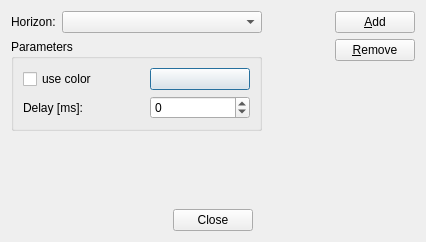
Before: the Qt Designer form Viewer3D/edithorizonsdialog.ui in fsoos74/su, drawn with Qt 5.
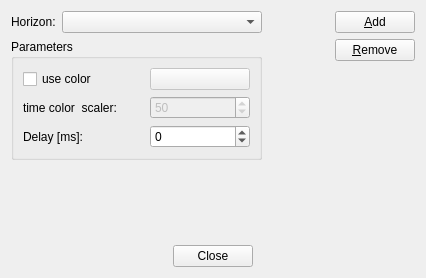
After: the same form once the commit is applied. Custom widgets are drawn as their Qt base class.

Commit message: - added variable time depending color for horizons

What changed in the file:
```diff
--- a/Viewer3D/edithorizonsdialog.ui
+++ b/Viewer3D/edithorizonsdialog.ui
@@ -7,7 +7,7 @@
     <x>0</x>
     <y>0</y>
     <width>426</width>
-    <height>242</height>
+    <height>278</height>
    </rect>
   </property>
   <property name="windowTitle">
@@ -66,6 +66,9 @@
           </item>
           <item row="0" column="1">
            <widget class="ColorButton" name="cbColor">
+            <property name="enabled">
+             <bool>false</bool>
+            </property>
             <property name="sizePolicy">
              <sizepolicy hsizetype="Fixed" vsizetype="Fixed">
               <horstretch>0</horstretch>
@@ -84,6 +87,26 @@
            </widget>
           </item>
           <item row="1" column="0">
+           <widget class="QLabel" name="label_3">
+            <property name="text">
+             <string>time color  scaler:</string>
+            </property>
+           </widget>
+          </item>
+          <item row="1" column="1">
+           <widget class="QSpinBox" name="sbScaler">
+            <property name="enabled">
+             <bool>false</bool>
+            </property>
+            <property name="maximum">
+             <number>100</number>
+            </property>
+            <property name="value">
+             <number>50</number>
+            </property>
+           </widget>
+          </item>
+          <item row="2" column="0">
            <widget class="QLabel" name="label_2">
             <property name="sizePolicy">
              <sizepolicy hsizetype="Minimum" vsizetype="Preferred">
@@ -96,7 +119,7 @@
             </property>
            </widget>
           </item>
-          <item row="1" column="1">
+          <item row="2" column="1">
            <widget class="QSpinBox" name="sbDelay">
             <property name="minimumSize">
              <size>
```
Left out of the diff: 16 changed lines with no effect on the pictures. The commit also changes 4 other files.
